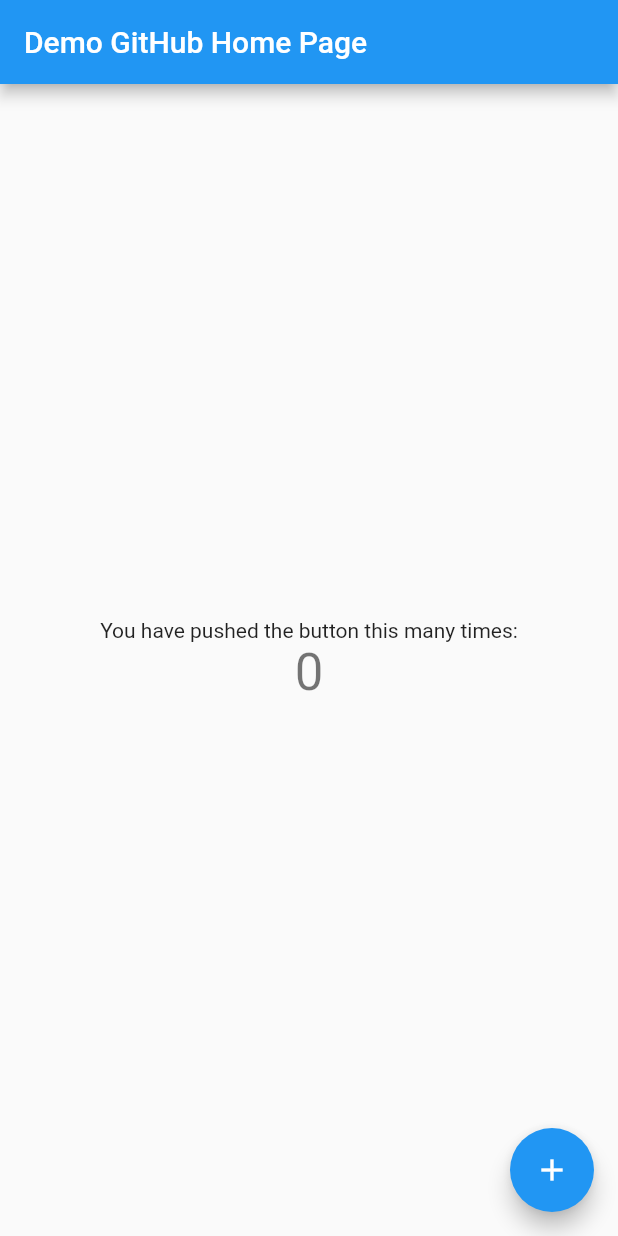
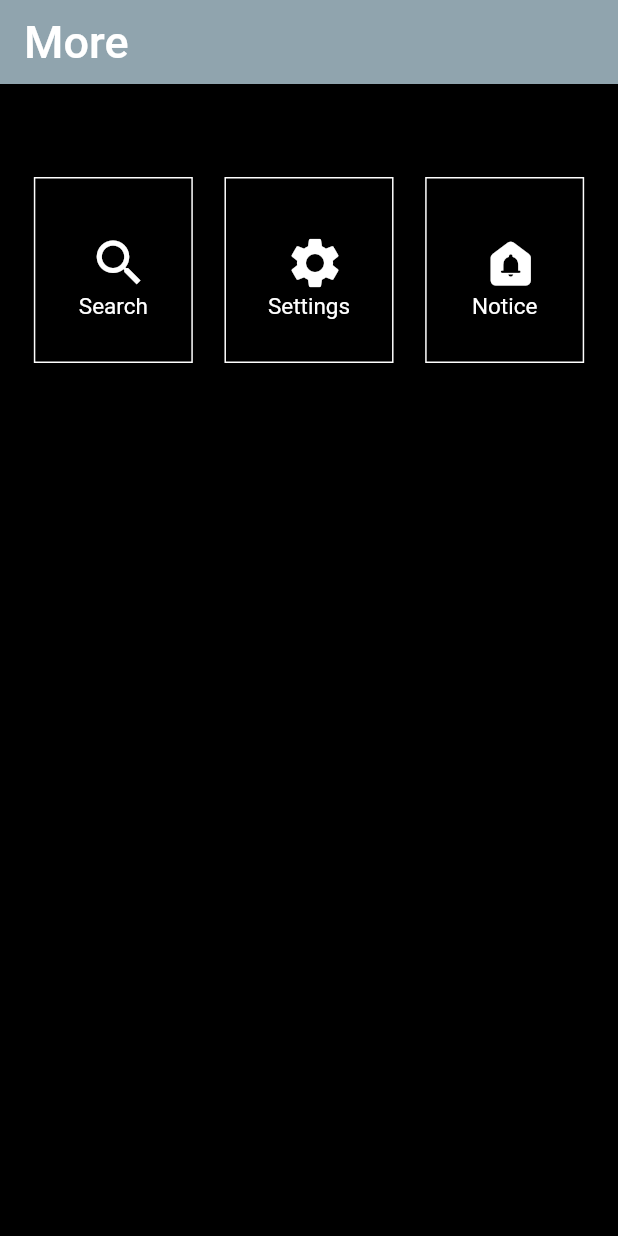
Before and after one commit to hudavn/webtoon-manga, a Flutter app: the screen it shows after launch, on a phone screen of 412 x 824 dp. Run offline on Flutter 3.47's test engine with Material 2 defaults, Android fonts, the light colour scheme and no system bars; missing offline and left inert: untitled.

Commit message:
search page and more page

```diff
--- /dev/null
+++ b/sources/lib/Morepage.dart
@@ -0,0 +1,101 @@
+import 'package:flutter/cupertino.dart';
+import 'package:flutter/material.dart';
+import 'package:flutter/widgets.dart';
+import 'package:untitled/SettingPage.dart';
+import 'function.dart';
+
+class More extends StatelessWidget {
+  // This widget is the root of your application.
+  @override
+  Widget build(BuildContext context) {
+    return MaterialApp(
+      title: 'Flutter Demo',
+      theme: ThemeData(
+          primarySwatch: Colors.blueGrey,
+          scaffoldBackgroundColor: Colors.black
+      ),
+      home: MorePage(),
+    );
+  }
+}
+class MorePage extends StatefulWidget{
+  @override
+  _MorePageState createState() => _MorePageState();
+}
+class _MorePageState extends State<MorePage>{
+  @override
+  Widget build(BuildContext context) {
+    return Scaffold(
+      appBar: AppBar(
+        title: Text(
+            'More', style: TextStyle(fontSize: 30, color: Colors.white)),
+        //),
+        backgroundColor: Colors.blueGrey[300],
+      ),
+      body:Container(
+       padding: const EdgeInsets.all(12),
+       child: ListView(
+         children: <Widget>[
+           SizedBox(height: 50,),
+           Container(
+             child: Row(
+               mainAxisAlignment: MainAxisAlignment.spaceAround,
+               children: [
+                 Flexible(
+                   flex: 1,
+                   child: Container(
+                     padding: const EdgeInsets.all(28),
+                     child: Column(
+                       mainAxisSize: MainAxisSize.min,
+                       children: [
+                         IconButton(
+                             onPressed: (){},
+                             icon: Icon(Icons.search,size: 40,color: Colors.white,)),
+                         Text('Search',style: TextStyle(fontSize: 15,color: Colors.white),),
+                       ],
+                     ),
+                     decoration: BoxDecoration(border: Border.all(color: Colors.white))
+                 ),),
+
+                 Flexible(
+                   flex: 1,
+                   child: Container(
+                     padding: const EdgeInsets.all(28),
+                     child: Column(
+                       children: [
+                         IconButton(
+                             icon: const Icon(Icons.settings,size: 40,color: Colors.white,),
+                           onPressed: (){
+                             Navigator.push(context, MaterialPageRoute(builder: (context) => Setting()));
+                           }
+                         ),
+                         Text('Settings',style: TextStyle(fontSize: 15,color: Colors.white),),
+                       ],
+                     ),
+                     decoration: BoxDecoration(border: Border.all(color: Colors.white))
+                 ),),
+
+                 Flexible(
+                   flex: 1,
+                   child: Container(
+                     padding: const EdgeInsets.all(28),
+                     child: Column(
+                       children: [
+                         IconButton(
+                           icon: const Icon(Icons.doorbell_rounded,size: 40,color: Colors.white,),
+                           onPressed: (){},
+                         ),
+                         Text('Notice',style: TextStyle(fontSize: 15,color: Colors.white),),
+                       ],
+                     ),
+                     decoration: BoxDecoration(border: Border.all(color: Colors.white))
+                 ),)
+               ],
+             )
+             )
+         ],
+       ),
+      )
+    );
+  }
+}
--- a/sources/lib/main.dart
+++ b/sources/lib/main.dart
@@ -1,113 +1,8 @@
+import 'package:flutter/cupertino.dart';
 import 'package:flutter/material.dart';
-
+import 'package:flutter/widgets.dart';
+import 'SettingPage.dart';
+import 'Morepage.dart';
 void main() {
-  runApp(MyApp());
+  runApp(More());
 }
-
-class MyApp extends StatelessWidget {
-  // This widget is the root of your application.
-  @override
-  Widget build(BuildContext context) {
-    return MaterialApp(
-      title: 'Flutter Demo',
-      theme: ThemeData(
-        // This is the theme of your application.
-        //
-        // Try running your application with "flutter run". You'll see the
-        // application has a blue toolbar. Then, without quitting the app, try
-        // changing the primarySwatch below to Colors.green and then invoke
-        // "hot reload" (press "r" in the console where you ran "flutter run",
-        // or simply save your changes to "hot reload" in a Flutter IDE).
-        // Notice that the counter didn't reset back to zero; the application
-        // is not restarted.
-        primarySwatch: Colors.blue,
-      ),
-      home: MyHomePage(title: 'Demo GitHub Home Page'),
-    );
-  }
-}
-
-class MyHomePage extends StatefulWidget {
-  MyHomePage({Key? key, required this.title}) : super(key: key);
-
-  // This widget is the home page of your application. It is stateful, meaning
-  // that it has a State object (defined below) that contains fields that affect
-  // how it looks.
-
-  // This class is the configuration for the state. It holds the values (in this
-  // case the title) provided by the parent (in this case the App widget) and
-  // used by the build method of the State. Fields in a Widget subclass are
-  // always marked "final".
-
-  final String title;
-
-  @override
-  _MyHomePageState createState() => _MyHomePageState();
-}
-
-class _MyHomePageState extends State<MyHomePage> {
-  int _counter = 0;
-
-  void _incrementCounter() {
-    setState(() {
-      // This call to setState tells the Flutter framework that something has
-      // changed in this State, which causes it to rerun the build method below
-      // so that the display can reflect the updated values. If we changed
-      // _counter without calling setState(), then the build method would not be
-      // called again, and so nothing would appear to happen.
-      _counter++;
-    });
-  }
-
-  @override
-  Widget build(BuildContext context) {
-    // This method is rerun every time setState is called, for instance as done
-    // by the _incrementCounter method above.
-    //
-    // The Flutter framework has been optimized to make rerunning build methods
-    // fast, so that you can just rebuild anything that needs updating rather
-    // than having to individually change instances of widgets.
-    return Scaffold(
-      appBar: AppBar(
-        // Here we take the value from the MyHomePage object that was created by
-        // the App.build method, and use it to set our appbar title.
-        title: Text(widget.title),
-      ),
-      body: Center(
-        // Center is a layout widget. It takes a single child and positions it
-        // in the middle of the parent.
-        child: Column(
-          // Column is also a layout widget. It takes a list of children and
-          // arranges them vertically. By default, it sizes itself to fit its
-          // children horizontally, and tries to be as tall as its parent.
-          //
-          // Invoke "debug painting" (press "p" in the console, choose the
-          // "Toggle Debug Paint" action from the Flutter Inspector in Android
-          // Studio, or the "Toggle Debug Paint" command in Visual Studio Code)
-          // to see the wireframe for each widget.
-          //
-          // Column has various properties to control how it sizes itself and
-          // how it positions its children. Here we use mainAxisAlignment to
-          // center the children vertically; the main axis here is the vertical
-          // axis because Columns are vertical (the cross axis would be
-          // horizontal).
-          mainAxisAlignment: MainAxisAlignment.center,
-          children: <Widget>[
-            Text(
-              'You have pushed the button this many times:',
-            ),
-            Text(
-              '$_counter',
-              style: Theme.of(context).textTheme.headline4,
-            ),
-          ],
-        ),
-      ),
-      floatingActionButton: FloatingActionButton(
-        onPressed: _incrementCounter,
-        tooltip: 'Increment',
-        child: Icon(Icons.add),
-      ), // This trailing comma makes auto-formatting nicer for build methods.
-    );
-  }
-}
```
Also changed, not shown: sources/lib/SettingPage.dart (added, +111 -0 lines), sources/lib/function.dart (added, +86 -0 lines).
